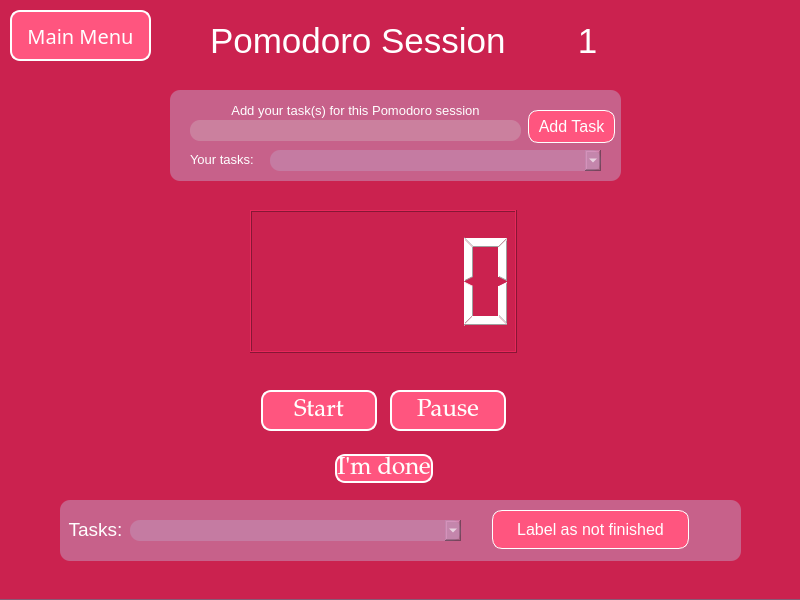
The window that UI/pomodoro.ui (RamaNahawandi/TimeTrackingProject) describes before a commit, drawn with Qt 5.
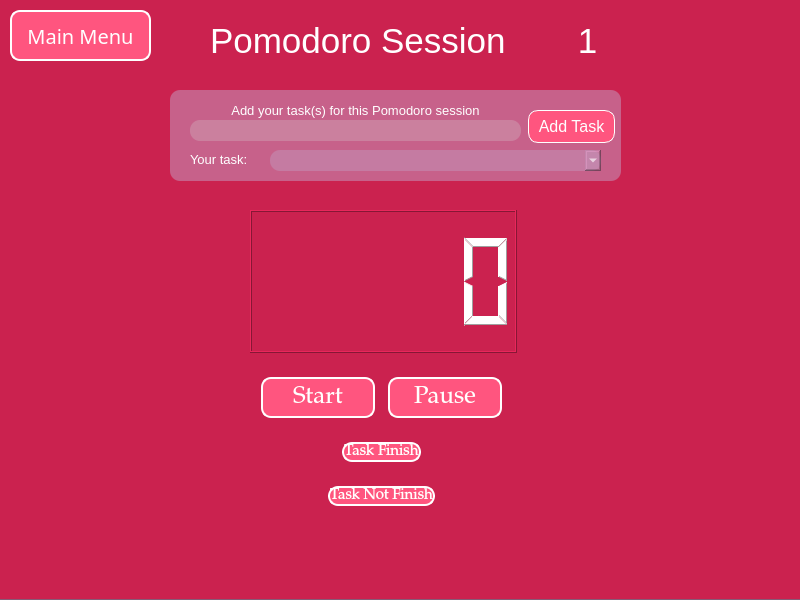
The same window after the commit.

What changed in the file:
```diff
--- a/UI/pomodoro.ui
+++ b/UI/pomodoro.ui
@@ -153,7 +153,7 @@
       <rect>
        <x>20</x>
        <y>60</y>
-       <width>71</width>
+       <width>79</width>
        <height>18</height>
       </rect>
      </property>
@@ -175,7 +175,7 @@
 font: 10pt &quot;Segoe UI&quot;;</string>
      </property>
      <property name="text">
-      <string>Your tasks:</string>
+      <string>Your task:</string>
      </property>
     </widget>
     <widget class="QComboBox" name="tasksCombo">
@@ -253,101 +253,6 @@
      <set>Qt::AlignCenter</set>
     </property>
    </widget>
-   <widget class="QWidget" name="notFinishedButton" native="true">
-    <property name="enabled">
-     <bool>true</bool>
-    </property>
-    <property name="geometry">
-     <rect>
-      <x>60</x>
-      <y>500</y>
-      <width>681</width>
-      <height>61</height>
-     </rect>
-    </property>
-    <property name="styleSheet">
-     <string notr="true">background-color:rgba(195, 141, 179, 150);
-border-radius:10px;</string>
-    </property>
-    <widget class="QLabel" name="tasksBelow">
-     <property name="geometry">
-      <rect>
-       <x>0</x>
-       <y>19</y>
-       <width>71</width>
-       <height>21</height>
-      </rect>
-     </property>
-     <property name="font">
-      <font>
-       <family>Segoe UI</family>
-       <pointsize>14</pointsize>
-       <weight>50</weight>
-       <italic>false</italic>
-       <bold>false</bold>
-       <underline>false</underline>
-      </font>
-     </property>
-     <property name="layoutDirection">
-      <enum>Qt::LeftToRight</enum>
-     </property>
-     <property name="styleSheet">
-      <string notr="true">background-color:rgba(255, 255, 255, 0);
-font: 14pt &quot;Segoe UI&quot;;</string>
-     </property>
-     <property name="text">
-      <string>Tasks:</string>
-     </property>
-     <property name="alignment">
-      <set>Qt::AlignCenter</set>
-     </property>
-    </widget>
-    <widget class="QPushButton" name="labelAsNotFinishedButton">
-     <property name="geometry">
-      <rect>
-       <x>432</x>
-       <y>10</y>
-       <width>197</width>
-       <height>39</height>
-      </rect>
-     </property>
-     <property name="font">
-      <font>
-       <family>Segoe UI</family>
-       <pointsize>12</pointsize>
-       <weight>50</weight>
-       <italic>false</italic>
-       <bold>false</bold>
-      </font>
-     </property>
-     <property name="cursor">
-      <cursorShape>PointingHandCursor</cursorShape>
-     </property>
-     <property name="styleSheet">
-      <string notr="true">background-color: rgb(255, 85, 127);
-border-style:outset;
-border-width:1px;
-border-radius:10px;
-border-color:white;</string>
-     </property>
-     <property name="text">
-      <string>Label as not finished</string>
-     </property>
-    </widget>
-    <widget class="QComboBox" name="tasksCombo_2">
-     <property name="geometry">
-      <rect>
-       <x>70</x>
-       <y>20</y>
-       <width>331</width>
-       <height>21</height>
-      </rect>
-     </property>
-     <property name="styleSheet">
-      <string notr="true"/>
-     </property>
-    </widget>
-   </widget>
    <widget class="QPushButton" name="goToMainMenuButton">
     <property name="geometry">
      <rect>
@@ -393,9 +298,9 @@
     <property name="geometry">
      <rect>
       <x>248</x>
-      <y>376</y>
-      <width>271</width>
-      <height>122</height>
+      <y>362</y>
+      <width>267</width>
+      <height>161</height>
      </rect>
     </property>
     <layout class="QVBoxLayout" name="verticalLayout">
@@ -468,49 +373,119 @@
      </item>
      <item>
       <layout class="QHBoxLayout" name="horizontalLayout_2">
-       <item>
-        <spacer name="horizontalSpacer">
-         <property name="orientation">
-          <enum>Qt::Horizontal</enum>
-         </property>
-         <property name="sizeHint" stdset="0">
-          <size>
-           <width>40</width>
-           <height>20</height>
-          </size>
-         </property>
-        </spacer>
-       </item>
-       <item>
-        <widget class="QPushButton" name="doneButton">
-         <property name="font">
-          <font>
-           <family>Palatino Linotype</family>
-           <pointsize>18</pointsize>
-           <weight>50</weight>
-           <italic>false</italic>
-           <bold>false</bold>
-          </font>
-         </property>
-         <property name="cursor">
-          <cursorShape>PointingHandCursor</cursorShape>
-         </property>
-         <property name="styleSheet">
-          <string notr="true">background-color: rgb(255, 85, 127);
-border-style:outset;
-border-width:2px;
-border-radius:10px;
-border-color:white;
-
-</string>
-         </property>
-         <property name="text">
-          <string>I'm done</string>
-         </property>
-        </widget>
-       </item>
+       <property name="spacing">
+        <number>13</number>
+       </property>
+       <property name="leftMargin">
+        <number>13</number>
+       </property>
+       <property name="rightMargin">
+        <number>13</number>
+       </property>
+       <property name="bottomMargin">
+        <number>3</number>
+       </property>
        <item>
         <spacer name="horizontalSpacer_2">
+         <property name="orientation">
+          <enum>Qt::Horizontal</enum>
+         </property>
+         <property name="sizeHint" stdset="0">
+          <size>
+           <width>40</width>
+           <height>20</height>
+          </size>
+         </property>
+        </spacer>
+       </item>
+       <item>
+        <widget class="QPushButton" name="doneButton">
+         <property name="font">
+          <font>
+           <family>Palatino Linotype</family>
+           <pointsize>11</pointsize>
+           <weight>50</weight>
+           <italic>false</italic>
+           <bold>false</bold>
+          </font>
+         </property>
+         <property name="cursor">
+          <cursorShape>PointingHandCursor</cursorShape>
+         </property>
+         <property name="styleSheet">
+          <string notr="true">background-color: rgb(255, 85, 127);
+border-style:outset;
+border-width:2px;
+border-radius:10px;
+border-color:white;
+
+</string>
+         </property>
+         <property name="text">
+          <string>Task Finish</string>
+         </property>
+        </widget>
+       </item>
+       <item>
+        <spacer name="horizontalSpacer">
+         <property name="orientation">
+          <enum>Qt::Horizontal</enum>
+         </property>
+         <property name="sizeHint" stdset="0">
+          <size>
+           <width>40</width>
+           <height>20</height>
+          </size>
+         </property>
+        </spacer>
+       </item>
+      </layout>
+     </item>
+     <item>
+      <layout class="QHBoxLayout" name="horizontalLayout_3">
+       <item>
+        <spacer name="horizontalSpacer_4">
+         <property name="orientation">
+          <enum>Qt::Horizontal</enum>
+         </property>
+         <property name="sizeHint" stdset="0">
+          <size>
+           <width>40</width>
+           <height>20</height>
+          </size>
+         </property>
+        </spacer>
+       </item>
+       <item>
+        <widget class="QPushButton" name="notFinishedButton">
+         <property name="font">
+          <font>
+           <family>Palatino Linotype</family>
+           <pointsize>11</pointsize>
+           <weight>50</weight>
+           <italic>false</italic>
+           <bold>false</bold>
+          </font>
+         </property>
+         <property name="cursor">
+          <cursorShape>PointingHandCursor</cursorShape>
+         </property>
+         <property name="styleSheet">
+          <string notr="true">background-color: rgb(255, 85, 127);
+border-style:outset;
+border-width:2px;
+border-radius:10px;
+border-color:white;
+
+</string>
+         </property>
+         <property name="text">
+          <string>Task Not Finish</string>
+         </property>
+        </widget>
+       </item>
+       <item>
+        <spacer name="horizontalSpacer_3">
          <property name="orientation">
           <enum>Qt::Horizontal</enum>
          </property>
```
Left out of the diff: 2 changed lines with no effect on the pictures.
